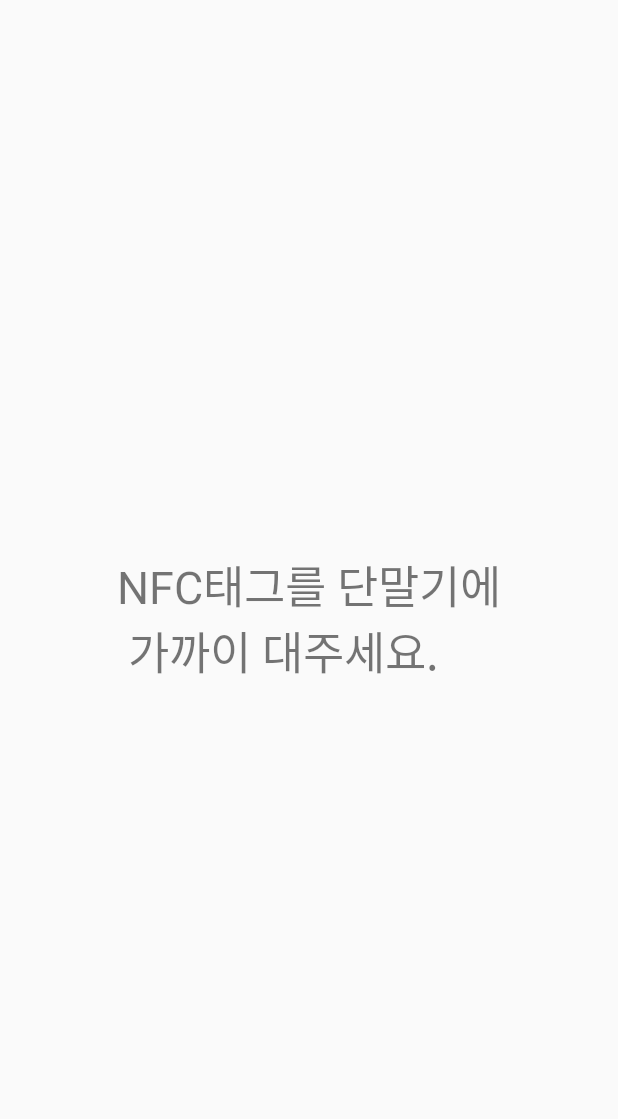
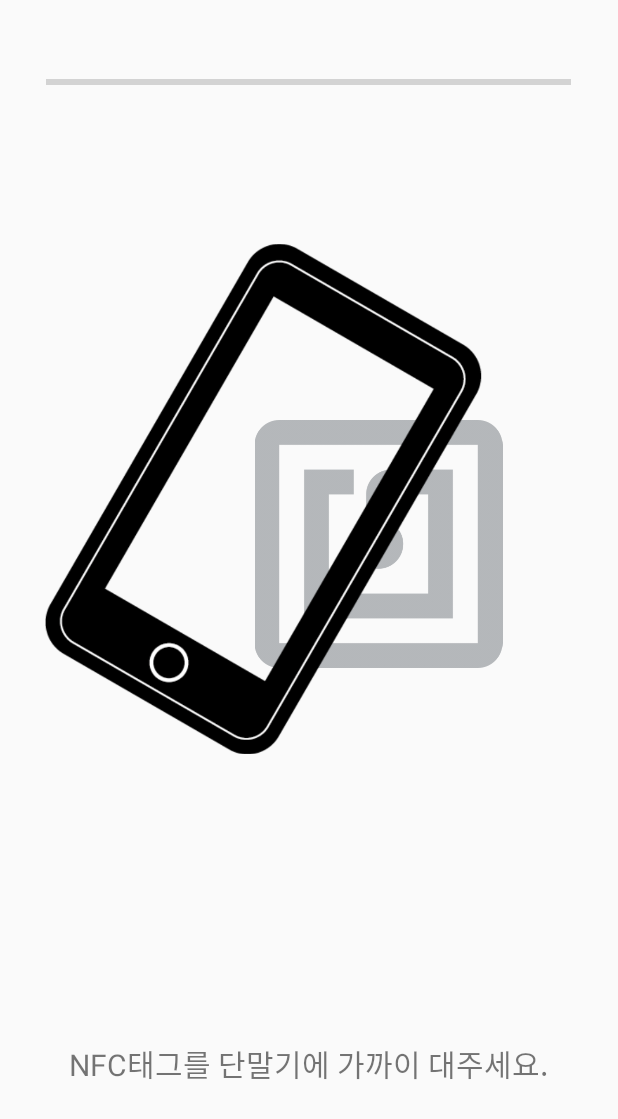
Before and after one commit to YuuJining/Jamsujeong, an Android app: the layout nfc_read.xml on its own in the app's theme, with its tools: preview values and no code run, on a phone screen of 412 x 824 dp. Shown: the top 1119 px of the screen. Run offline under Robolectric (Android 15) with nearby library versions, the phone set to English and light mode, and no system bars.

Commit message:
flag 업데이트 + nfc태그 시도

```diff
--- a/app/src/main/java/com/example/myapplication/MainActivity.java
+++ b/app/src/main/java/com/example/myapplication/MainActivity.java
@@ -36,7 +36,6 @@ public class MainActivity extends AppCompatActivity {
         welcome_textview = findViewById(R.id.mainActivity_welcome_textview);
 
         uid = FirebaseAuth.getInstance().getCurrentUser().getUid();
-
         FirebaseDatabase.getInstance().getReference("users").child(uid).addListenerForSingleValueEvent(new ValueEventListener() {
             @Override
             public void onDataChange(@NonNull DataSnapshot dataSnapshot) {
@@ -60,7 +59,7 @@ public class MainActivity extends AppCompatActivity {
         assignButton.setOnClickListener(new View.OnClickListener() {
             @Override
             public void onClick(View v) {
-                Intent intent = new Intent(getApplicationContext(), AssignActivity.class);
+                Intent intent = new Intent(getApplicationContext(), NFCRead.class);
                 startActivityForResult(intent, 101);
             }
         });
--- a/app/src/main/res/layout/nfc_read.xml
+++ b/app/src/main/res/layout/nfc_read.xml
@@ -2,14 +2,47 @@
 <RelativeLayout xmlns:android="http://schemas.android.com/apk/res/android"
     android:orientation="vertical" android:layout_width="match_parent"
     android:layout_height="match_parent">
+
+    <ProgressBar
+        android:id="@+id/progressBar"
+        style="?android:attr/progressBarStyleHorizontal"
+        android:layout_width="350dp"
+        android:layout_height="50dp"
+        android:layout_centerHorizontal="true"
+        android:layout_marginTop="30dp"/>
+
+    <FrameLayout
+        android:layout_width="match_parent"
+        android:layout_height="match_parent">
+
+        <ImageView
+            android:id="@+id/nfc_img"
+            android:layout_width="174dp"
+            android:layout_height="165dp"
+            android:layout_marginLeft="165dp"
+            android:layout_marginRight="50dp"
+            android:layout_marginTop="280dp"
+            android:src="@drawable/nfc" />
+
+        <ImageView
+            android:id="@+id/smartPhone-img"
+            android:layout_width="291dp"
+            android:layout_height="385dp"
+            android:layout_marginLeft="30dp"
+            android:layout_marginTop="140dp"
+            android:src="@drawable/smartPhone3" />
+
+    </FrameLayout>
 
     <TextView
         android:id="@+id/textView"
         android:layout_width="wrap_content"
         android:layout_height="wrap_content"
         android:layout_marginHorizontal="5dp"
-        android:layout_centerVertical="true"
         android:layout_centerHorizontal="true"
-        android:text="NFC태그를 단말기에\n 가까이 대주세요."
-        android:textSize="30dp" />
+        android:layout_alignParentBottom="true"
+        android:layout_marginBottom="100dp"
+        android:text="NFC태그를 단말기에 가까이 대주세요."
+        android:textSize="20dp"
+        />
 </RelativeLayout>
```
Also changed, not shown: app/src/main/AndroidManifest.xml (+8 -6 lines), app/src/main/java/com/example/myapplication/NFCRead.java (added, +35 -0 lines), app/src/main/java/com/example/myapplication/ReadNfcTag.java (deleted, +0 -180 lines), app/src/main/java/com/example/myapplication/SetTimeActivity.java (+14 -3 lines), app/src/main/java/com/example/myapplication/WriteNfcTag.java (deleted, +0 -104 lines), app/src/main/res/drawable/nfc.png (added), app/src/main/res/drawable/smartPhone.png (added), app/src/main/res/drawable/smartPhone1.png (added), app/src/main/res/drawable/smartPhone2.png (added), app/src/main/res/drawable/smartPhone3.png (added).
